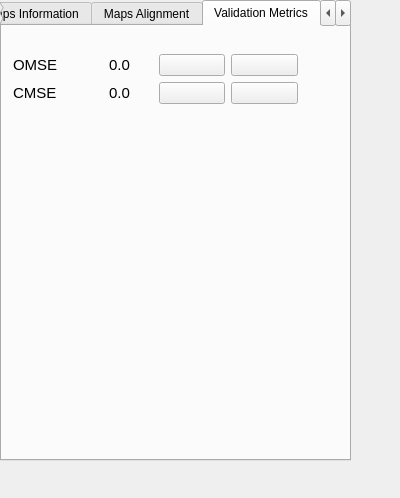
The window that ogm_gui/ui/validation.ui (MariosPro/thesis) describes before a commit, drawn with Qt 5.
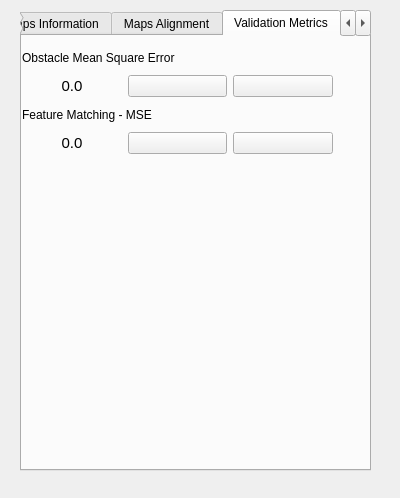
The same window after the commit. The open tabs and pages were chosen to show the change.

```diff
--- a/ogm_gui/ui/validation.ui
+++ b/ogm_gui/ui/validation.ui
@@ -34,8 +34,8 @@
   <widget class="QTabWidget" name="validationTabWidget">
    <property name="geometry">
     <rect>
-     <x>0</x>
-     <y>0</y>
+     <x>20</x>
+     <y>10</y>
      <width>351</width>
      <height>461</height>
     </rect>
@@ -201,46 +201,21 @@
     <widget class="QWidget" name="layoutWidget">
      <property name="geometry">
       <rect>
-       <x>11</x>
-       <y>21</y>
-       <width>285</width>
-       <height>64</height>
+       <x>0</x>
+       <y>10</y>
+       <width>311</width>
+       <height>108</height>
       </rect>
      </property>
      <layout class="QGridLayout" name="gridLayout_2">
-      <item row="0" column="0">
-       <layout class="QVBoxLayout" name="verticalLayout_2">
-        <item>
-         <widget class="QLabel" name="label">
-          <property name="font">
-           <font>
-            <pointsize>11</pointsize>
-           </font>
-          </property>
+      <item row="0" column="0" colspan="3">
+       <widget class="QLabel" name="label_3">
           <property name="text">
-           <string>OMSE</string>
+         <string>Obstacle Mean Square Error</string>
           </property>
          </widget>
         </item>
-        <item>
-         <widget class="QLabel" name="label_2">
-          <property name="font">
-           <font>
-            <pointsize>11</pointsize>
-            <weight>50</weight>
-            <bold>false</bold>
-           </font>
-          </property>
-          <property name="text">
-           <string>CMSE</string>
-          </property>
-         </widget>
-        </item>
-       </layout>
-      </item>
-      <item row="0" column="1">
-       <layout class="QVBoxLayout" name="verticalLayout_4">
-        <item>
+      <item row="1" column="0">
          <widget class="QLabel" name="obstacleLabel">
           <property name="font">
            <font>
@@ -261,26 +236,7 @@
           </property>
          </widget>
         </item>
-        <item>
-         <widget class="QLabel" name="cornerLabel">
-          <property name="font">
-           <font>
-            <pointsize>11</pointsize>
-           </font>
-          </property>
-          <property name="text">
-           <string>0.0</string>
-          </property>
-          <property name="alignment">
-           <set>Qt::AlignCenter</set>
-          </property>
-         </widget>
-        </item>
-       </layout>
-      </item>
-      <item row="0" column="2">
-       <layout class="QVBoxLayout" name="verticalLayout_5">
-        <item>
+      <item row="1" column="1">
          <widget class="QPushButton" name="obstaclePushButton">
           <property name="text">
            <string/>
@@ -293,8 +249,37 @@
           </property>
          </widget>
         </item>
-        <item>
-         <widget class="QPushButton" name="cornerPushButton">
+      <item row="1" column="2">
+       <widget class="QPushButton" name="obstacleSettingsPushButton">
+        <property name="text">
+         <string/>
+        </property>
+       </widget>
+      </item>
+      <item row="2" column="0" colspan="3">
+       <widget class="QLabel" name="label_4">
+        <property name="text">
+         <string>Feature Matching - MSE</string>
+        </property>
+       </widget>
+      </item>
+      <item row="3" column="0">
+       <widget class="QLabel" name="featuresLabel">
+        <property name="font">
+         <font>
+          <pointsize>11</pointsize>
+         </font>
+        </property>
+        <property name="text">
+         <string>0.0</string>
+        </property>
+        <property name="alignment">
+         <set>Qt::AlignCenter</set>
+        </property>
+       </widget>
+      </item>
+      <item row="3" column="1">
+       <widget class="QPushButton" name="featuresPushButton">
           <property name="sizePolicy">
            <sizepolicy hsizetype="Minimum" vsizetype="Minimum">
             <horstretch>0</horstretch>
@@ -312,25 +297,12 @@
           </property>
          </widget>
         </item>
-       </layout>
-      </item>
-      <item row="0" column="3">
-       <layout class="QVBoxLayout" name="verticalLayout_6">
-        <item>
-         <widget class="QPushButton" name="obstacleSettingsPushButton">
+      <item row="3" column="2">
+       <widget class="QPushButton" name="featuresSettingsPushButton">
           <property name="text">
            <string/>
           </property>
          </widget>
-        </item>
-        <item>
-         <widget class="QPushButton" name="cornerSettingsPushButton">
-          <property name="text">
-           <string/>
-          </property>
-         </widget>
-        </item>
-       </layout>
       </item>
      </layout>
     </widget>
```
Left out of the diff: 2 changed lines with no effect on the pictures. Lines whose indentation alone changed are shown as unchanged.
